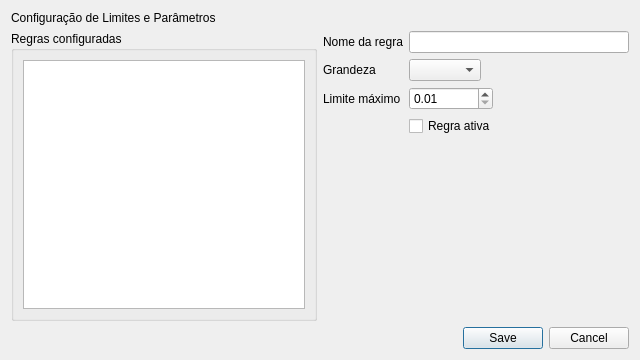
This is ui/limites_dialog.ui in SamuelDeMarco-Dev/SmartGrid as Qt 5 draws it before an edit. The edited form follows.
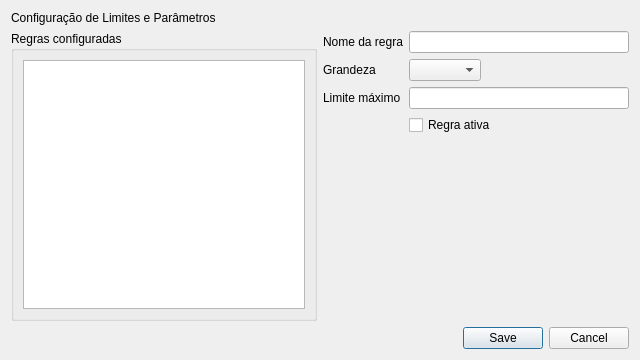
This is the edited form.

Commit message: feat(limites): valida entradas do dialogo

What changed in the file:
```diff
--- a/ui/limites_dialog.ui
+++ b/ui/limites_dialog.ui
@@ -68,17 +68,7 @@
         </widget>
        </item>
        <item row="2" column="1">
-        <widget class="QDoubleSpinBox" name="spin_limite">
-         <property name="decimals">
-          <number>2</number>
-         </property>
-         <property name="minimum">
-          <double>0.010000000000000</double>
-         </property>
-         <property name="maximum">
-          <double>1000000.000000000000000</double>
-         </property>
-        </widget>
+        <widget class="QLineEdit" name="input_limite"/>
        </item>
        <item row="3" column="1">
         <widget class="QCheckBox" name="check_ativa">
```
The commit also changes 2 other files.
